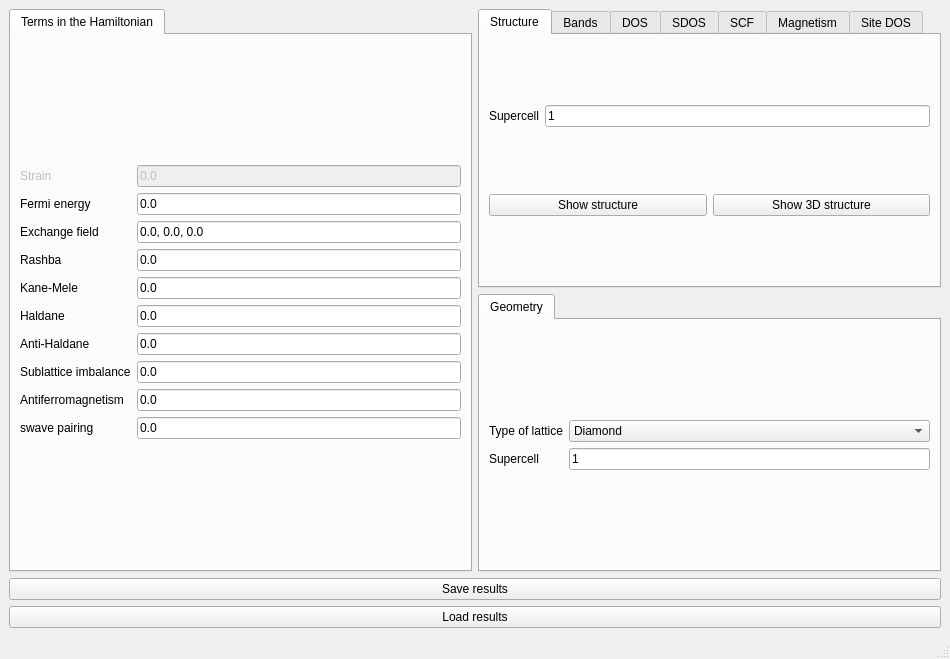
The window that interface-pyqt/3d/interface.ui (joselado/quantum-lattice) describes before a commit, drawn with Qt 5.
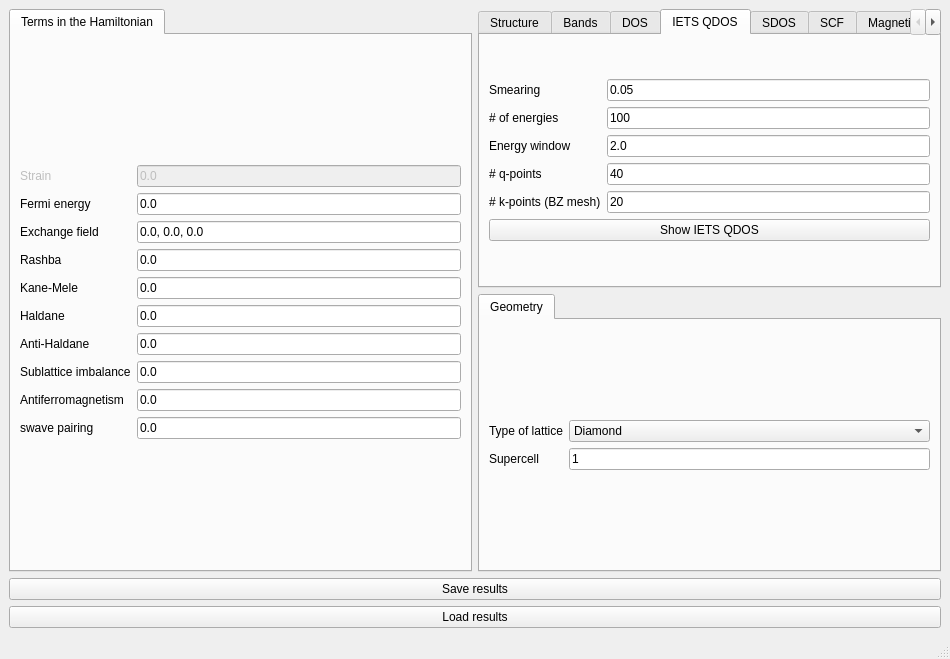
The same window after the commit. The open tabs and pages were chosen to show the change. Custom widgets are drawn as their Qt base class.

Diff of the .ui file:
```diff
--- a/interface-pyqt/3d/interface.ui
+++ b/interface-pyqt/3d/interface.ui
@@ -411,6 +411,94 @@
         </item>
        </layout>
       </widget>
+      <widget class="QWidget" name="tab_iets_qdos">
+       <attribute name="title">
+        <string>IETS QDOS</string>
+       </attribute>
+       <layout class="QGridLayout" name="gridLayout_iets_qdos_outer">
+        <item row="0" column="0">
+         <layout class="QGridLayout" name="gridLayout_iets_qdos">
+          <item row="0" column="0">
+           <widget class="BodyLabel" name="label_iets_1">
+            <property name="text">
+             <string>Smearing</string>
+            </property>
+           </widget>
+          </item>
+          <item row="0" column="1">
+           <widget class="LineEdit" name="delta_iets">
+            <property name="text">
+             <string>0.05</string>
+            </property>
+           </widget>
+          </item>
+          <item row="1" column="0">
+           <widget class="BodyLabel" name="label_iets_2">
+            <property name="text">
+             <string># of energies</string>
+            </property>
+           </widget>
+          </item>
+          <item row="1" column="1">
+           <widget class="LineEdit" name="ne_iets">
+            <property name="text">
+             <string>100</string>
+            </property>
+           </widget>
+          </item>
+          <item row="2" column="0">
+           <widget class="BodyLabel" name="label_iets_3">
+            <property name="text">
+             <string>Energy window</string>
+            </property>
+           </widget>
+          </item>
+          <item row="2" column="1">
+           <widget class="LineEdit" name="window_iets">
+            <property name="text">
+             <string>2.0</string>
+            </property>
+           </widget>
+          </item>
+          <item row="3" column="0">
+           <widget class="BodyLabel" name="label_iets_4">
+            <property name="text">
+             <string># q-points</string>
+            </property>
+           </widget>
+          </item>
+          <item row="3" column="1">
+           <widget class="LineEdit" name="nq_iets">
+            <property name="text">
+             <string>40</string>
+            </property>
+           </widget>
+          </item>
+          <item row="4" column="0">
+           <widget class="BodyLabel" name="label_iets_5">
+            <property name="text">
+             <string># k-points (BZ mesh)</string>
+            </property>
+           </widget>
+          </item>
+          <item row="4" column="1">
+           <widget class="LineEdit" name="nk_iets">
+            <property name="text">
+             <string>20</string>
+            </property>
+           </widget>
+          </item>
+          <item row="5" column="0" colspan="2">
+           <widget class="PushButton" name="show_iets_qdos">
+            <property name="text">
+             <string>Show IETS QDOS</string>
+            </property>
+           </widget>
+          </item>
+         </layout>
+        </item>
+       </layout>
+      </widget>
       <widget class="QWidget" name="tab">
        <attribute name="title">
         <string>SDOS</string>
```
